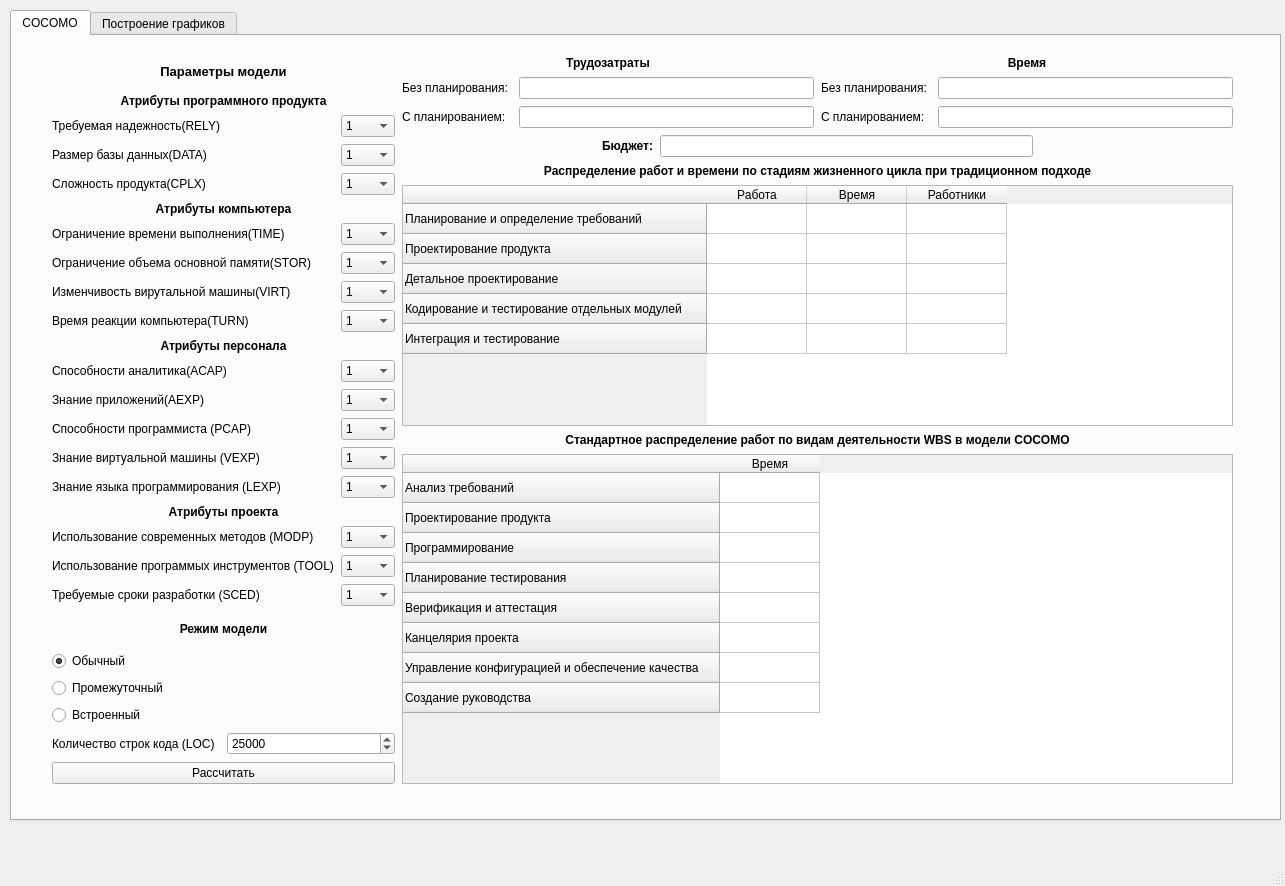
Old version of the form epi/lab6/window.ui in the repository ansushina/sem8.
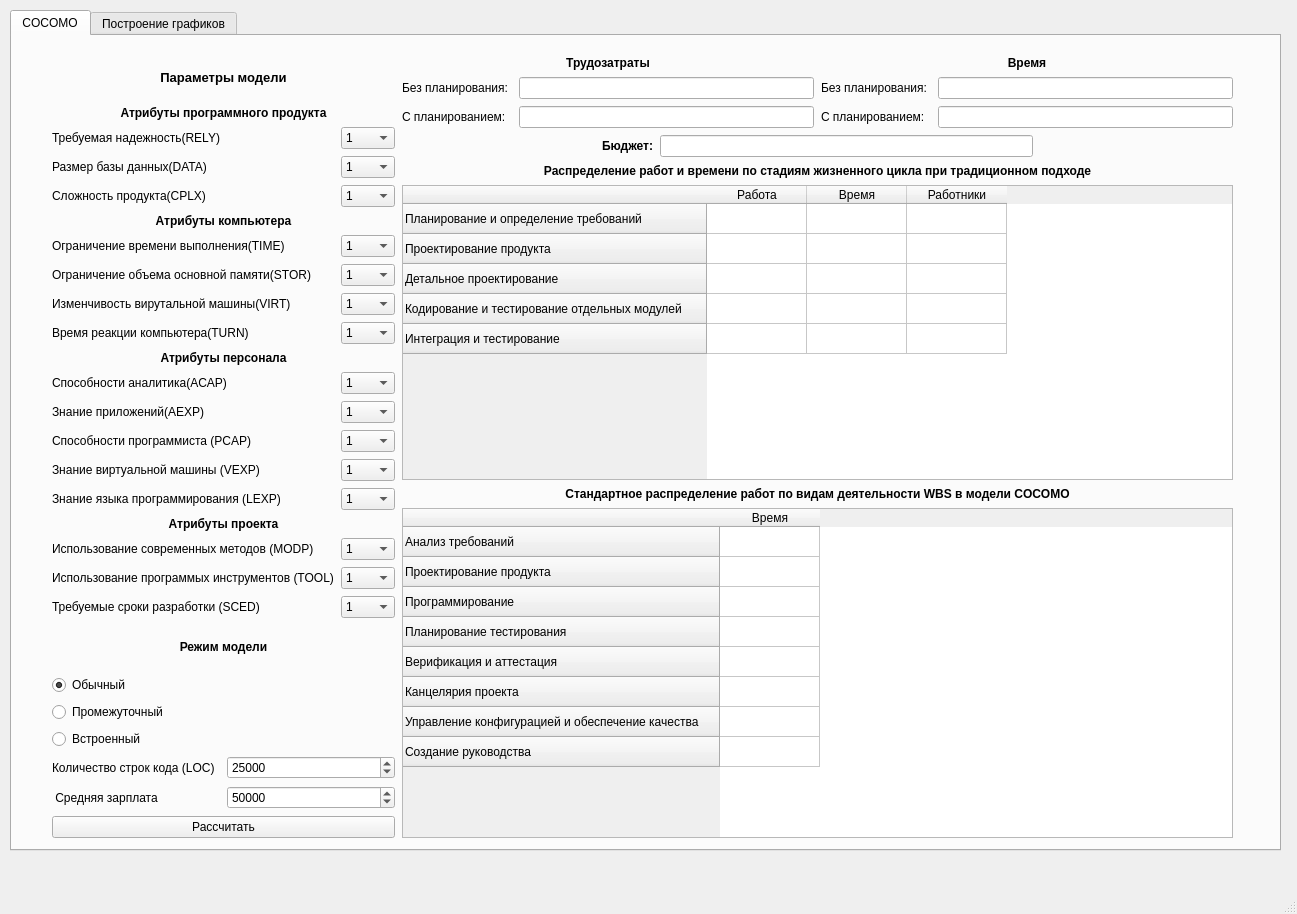
New version of the form.

```diff
--- a/epi/lab6/window.ui
+++ b/epi/lab6/window.ui
@@ -6,8 +6,8 @@
    <rect>
     <x>0</x>
     <y>0</y>
-    <width>1285</width>
-    <height>886</height>
+    <width>1297</width>
+    <height>914</height>
    </rect>
   </property>
   <property name="windowTitle">
@@ -20,7 +20,7 @@
       <x>10</x>
       <y>10</y>
       <width>1271</width>
-      <height>811</height>
+      <height>841</height>
      </rect>
     </property>
     <property name="currentIndex">
@@ -36,7 +36,7 @@
         <x>40</x>
         <y>20</y>
         <width>1181</width>
-        <height>728</height>
+        <height>782</height>
        </rect>
       </property>
       <layout class="QHBoxLayout" name="horizontalLayout_2">
@@ -717,13 +717,6 @@
            </item>
            <item>
             <layout class="QGridLayout" name="gridLayout_2">
-             <item row="0" column="0">
-              <widget class="QLabel" name="label_22">
-               <property name="text">
-                <string>Количество строк кода (LOC)</string>
-               </property>
-              </widget>
-             </item>
              <item row="0" column="1">
               <widget class="QSpinBox" name="SizeSpinBox">
                <property name="minimum">
@@ -740,6 +733,36 @@
                </property>
               </widget>
              </item>
+             <item row="0" column="0">
+              <widget class="QLabel" name="label_22">
+               <property name="text">
+                <string>Количество строк кода (LOC)</string>
+               </property>
+              </widget>
+             </item>
+             <item row="1" column="1">
+              <widget class="QSpinBox" name="SalarySpinBox">
+               <property name="minimum">
+                <number>1000</number>
+               </property>
+               <property name="maximum">
+                <number>1000000000</number>
+               </property>
+               <property name="singleStep">
+                <number>1000</number>
+               </property>
+               <property name="value">
+                <number>50000</number>
+               </property>
+              </widget>
+             </item>
+             <item row="1" column="0">
+              <widget class="QLabel" name="label_32">
+               <property name="text">
+                <string> Средняя зарплата</string>
+               </property>
+              </widget>
+             </item>
             </layout>
            </item>
           </layout>
@@ -1043,8 +1066,8 @@
     <rect>
      <x>0</x>
      <y>0</y>
-     <width>1285</width>
-     <height>27</height>
+     <width>1297</width>
+     <height>26</height>
     </rect>
    </property>
   </widget>
```
